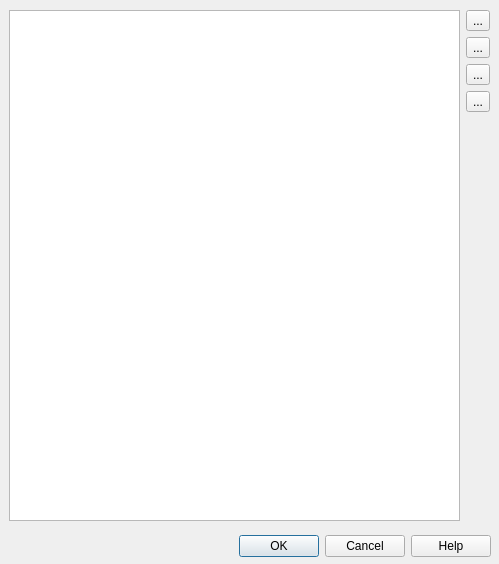
Above: src/cdlgmdfregisterlist.ui from grodansparadis/vscp-works-qt before the change. Below: the same form after it.
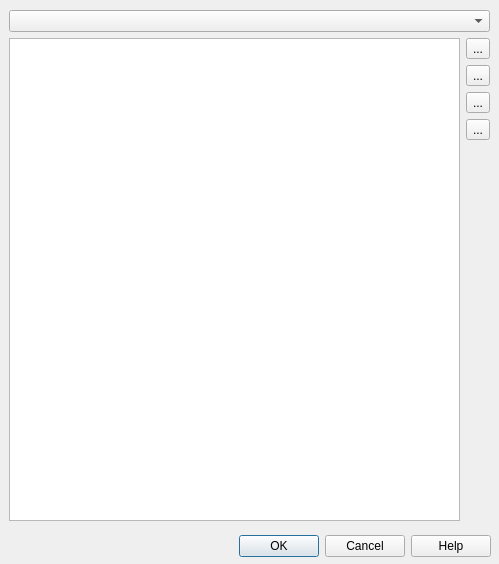
That is the form after the change. Icons and pictures are not drawn.

What changed in the file:
```diff
--- a/src/cdlgmdfregisterlist.ui
+++ b/src/cdlgmdfregisterlist.ui
@@ -42,6 +42,9 @@
     </rect>
    </property>
    <layout class="QVBoxLayout" name="verticalLayout">
+    <item>
+     <widget class="QComboBox" name="comboPage"/>
+    </item>
     <item>
      <layout class="QHBoxLayout" name="horizontalLayout">
       <item>
```
